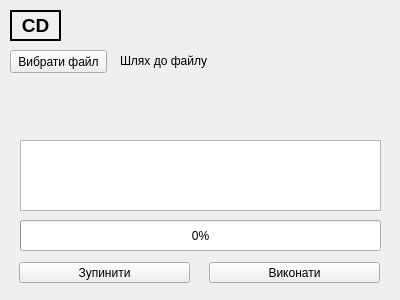
The window that encodeCD/mainwindow.ui (vsavchenko2408/cpp) describes before a commit, drawn with Qt 5.
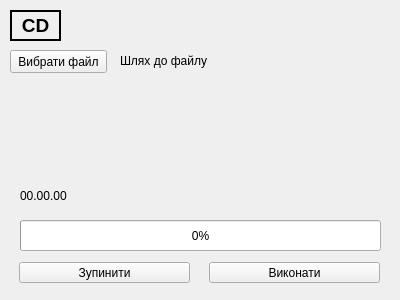
The same window after the commit.

```diff
--- a/encodeCD/mainwindow.ui
+++ b/encodeCD/mainwindow.ui
@@ -58,28 +58,6 @@
      <string>Шлях до файлу</string>
     </property>
    </widget>
-   <widget class="QTextEdit" name="statisticsTextEdit">
-    <property name="enabled">
-     <bool>true</bool>
-    </property>
-    <property name="geometry">
-     <rect>
-      <x>20</x>
-      <y>140</y>
-      <width>361</width>
-      <height>71</height>
-     </rect>
-    </property>
-    <property name="maximumSize">
-     <size>
-      <width>700</width>
-      <height>396</height>
-     </size>
-    </property>
-    <property name="readOnly">
-     <bool>true</bool>
-    </property>
-   </widget>
    <widget class="QPushButton" name="encodeButton">
     <property name="geometry">
      <rect>
@@ -153,6 +131,19 @@
      <set>Qt::AlignCenter</set>
     </property>
    </widget>
+   <widget class="QLabel" name="executionTimeLabel">
+    <property name="geometry">
+     <rect>
+      <x>20</x>
+      <y>180</y>
+      <width>91</width>
+      <height>31</height>
+     </rect>
+    </property>
+    <property name="text">
+     <string>00.00.00</string>
+    </property>
+   </widget>
   </widget>
  </widget>
  <resources/>
```
